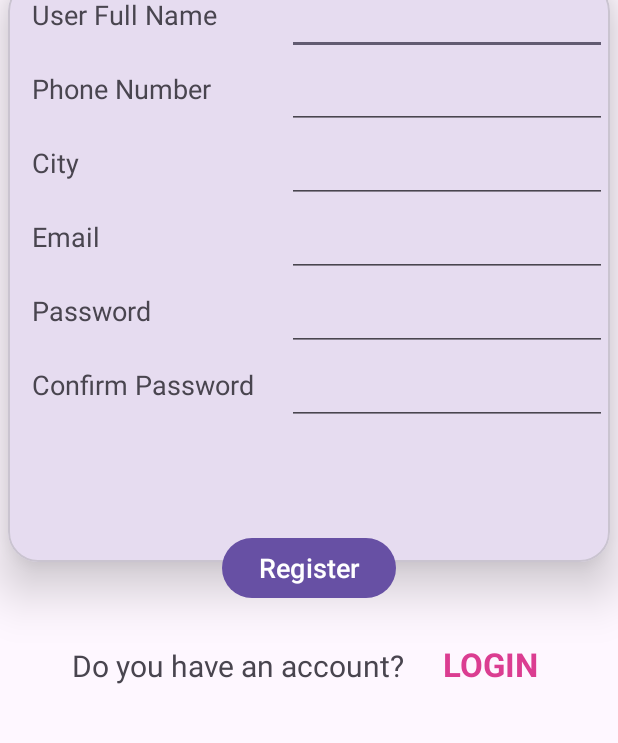
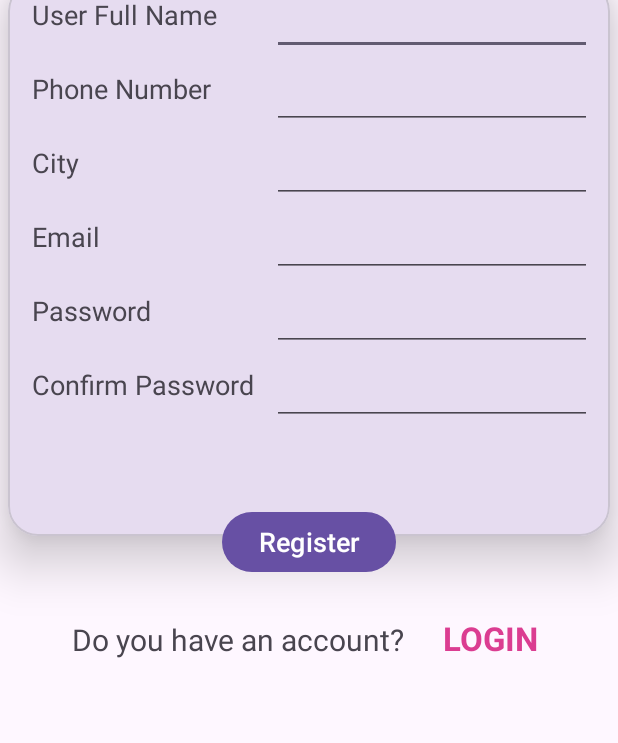
Before and after one commit to mehulprajapati24/MAD_PRACTICAL4_21012011118, an Android app: the RegistrationActivity screen opened directly, with no data from a screen before it, on a phone screen of 412 x 824 dp, the part 325-1068 px from its top. Run offline under Robolectric (Android 15) with nearby library versions, the phone set to English and light mode, and no system bars.

Commit message:
practical 4 completed

```diff
--- a/app/src/main/res/layout/activity_registration.xml
+++ b/app/src/main/res/layout/activity_registration.xml
@@ -17,7 +17,7 @@
     <com.google.android.material.card.MaterialCardView
         android:id="@+id/materialCardView"
         android:layout_width="match_parent"
-        android:layout_height="387dp"
+        android:layout_height="370dp"
         android:layout_marginHorizontal="5dp"
         app:cardCornerRadius="20dp"
         app:cardElevation="20dp"
@@ -35,7 +35,7 @@
 
                 <TextView
                     android:id="@+id/userNameText"
-                    android:layout_width="170dp"
+                    android:layout_width="160dp"
                     android:layout_height="wrap_content"
                     android:layout_marginStart="16dp"
                     android:text="User Full Name"
@@ -57,7 +57,7 @@
 
                 <TextView
                     android:id="@+id/phoneNumberText"
-                    android:layout_width="170dp"
+                    android:layout_width="160dp"
                     android:layout_height="wrap_content"
                     android:layout_marginStart="16dp"
                     android:text="Phone Number"
@@ -79,7 +79,7 @@
 
                 <TextView
                     android:id="@+id/cityText"
-                    android:layout_width="170dp"
+                    android:layout_width="160dp"
                     android:layout_height="wrap_content"
                     android:layout_marginStart="16dp"
                     android:text="City"
@@ -101,7 +101,7 @@
 
                 <TextView
                     android:id="@+id/emailText"
-                    android:layout_width="170dp"
+                    android:layout_width="160dp"
                     android:layout_height="wrap_content"
                     android:layout_marginStart="16dp"
                     android:text="Email"
@@ -123,7 +123,7 @@
 
                 <TextView
                     android:id="@+id/passswordText"
-                    android:layout_width="170dp"
+                    android:layout_width="160dp"
                     android:layout_height="wrap_content"
                     android:layout_marginStart="16dp"
                     android:text="Password"
@@ -145,7 +145,7 @@
 
                 <TextView
                     android:id="@+id/confirmPasswordText"
-                    android:layout_width="170dp"
+                    android:layout_width="160dp"
                     android:layout_height="wrap_content"
                     android:layout_marginStart="16dp"
                     android:text="Confirm Password"
```
